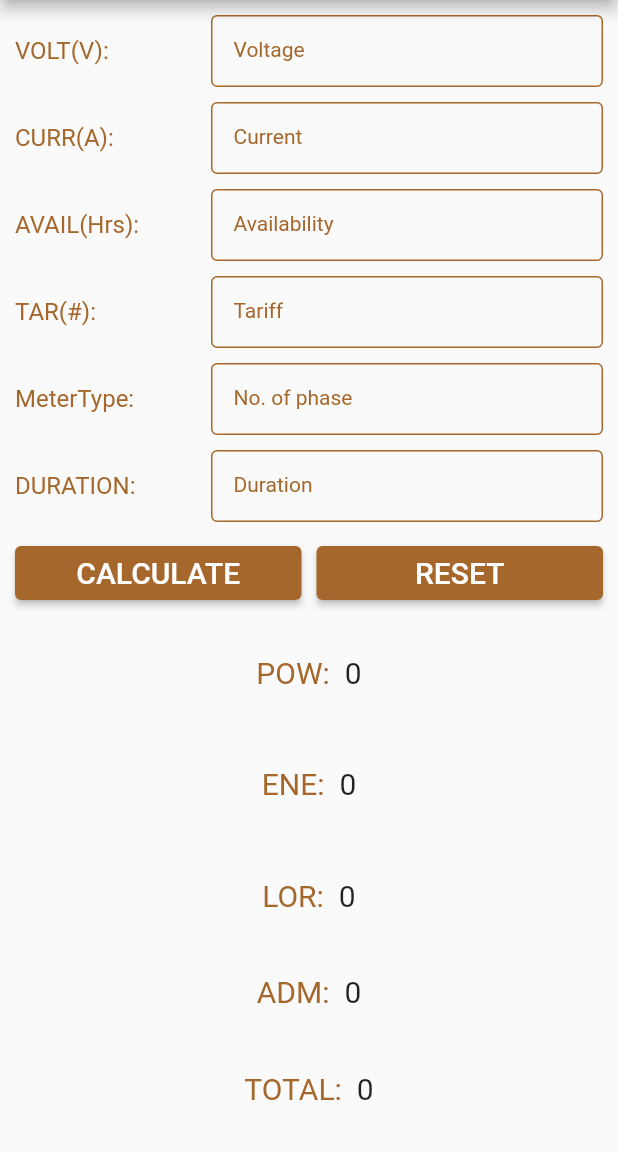
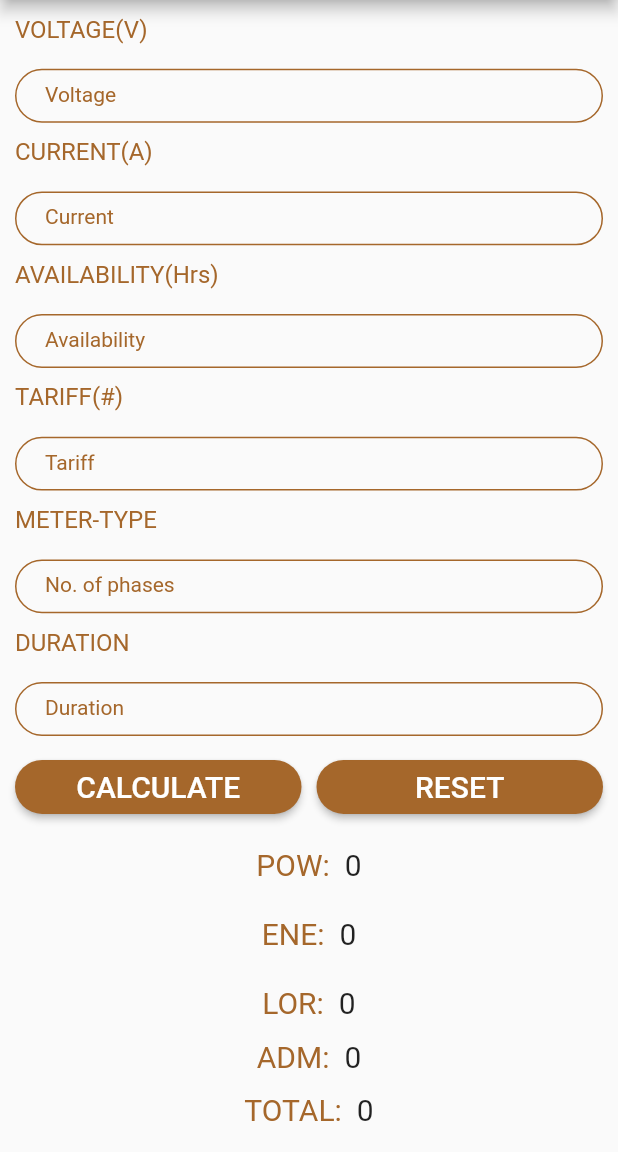
Before and after one commit to ZeggyRaph/ENERGY-LOSS-CALCULATOR, a Flutter app: the screen it shows after launch, on a phone screen of 412 x 824 dp, the part 84-1236 px from its top. Run offline on Flutter 3.47's test engine with Material 2 defaults, Android fonts, the phone set to English and light mode, and no system bars.

Commit message:
changed the textfieds and buttons styling

```diff
--- a/lib/portrait.dart
+++ b/lib/portrait.dart
@@ -45,21 +45,19 @@ class _PortraitViewState extends State<PortraitView> {
       child:
           //EVERYTHING IS ARRANGED IN A COLUMN
           Column(
-        mainAxisAlignment: MainAxisAlignment.spaceEvenly,
-        crossAxisAlignment: CrossAxisAlignment.center,
+            mainAxisAlignment: MainAxisAlignment.spaceAround,
+            crossAxisAlignment: CrossAxisAlignment.stretch,
+            mainAxisSize: MainAxisSize.min,
             children: [
-          Row(
-            mainAxisAlignment: MainAxisAlignment.center,
-            children: [
-              const Expanded(
+              Expanded(
                 flex: 1,
                 child: Text(
-                  'VOLT(V):',
+                  'VOLTAGE(V)',
                   style: textStyle,
                 ),
               ),
               Expanded(
-                flex: 2,
+                flex: 1,
                 child:
                 //TEXTFIED PROPS. & STYLING
                 ReusableTextField(
@@ -68,22 +66,18 @@ class _PortraitViewState extends State<PortraitView> {
                   hintTex: 'Enter 240 for voltage value',
                 ),
               ),
-            ],
-          ),
               const SizedBox(
                 height: 10.0,
               ),
-          Row(
-            children: [
               const Expanded(
                 flex: 1,
                 child: Text(
-                  'CURR(A):',
+                  'CURRENT(A)',
                   style: textStyle,
                 ),
               ),
               Expanded(
-                flex: 2,
+                flex: 1,
                 child:
                 //ANOTHER TEXTFIELD
                 ReusableTextField(
@@ -92,22 +86,18 @@ class _PortraitViewState extends State<PortraitView> {
                   hintTex: 'Enter current value',
                 ),
               ),
-            ],
-          ),
               const SizedBox(
                 height: 10.0,
               ),
-          Row(
-            children: [
               const Expanded(
                 flex: 1,
                 child: Text(
-                  'AVAIL(Hrs):',
+                  'AVAILABILITY(Hrs)',
                   style: textStyle,
                 ),
               ),
               Expanded(
-                flex: 2,
+                flex: 1,
                 child:
                 //ANOTHER TEXTFIELD
                 ReusableTextField(
@@ -116,22 +106,18 @@ class _PortraitViewState extends State<PortraitView> {
                   labText: 'Availability',
                 ),
               ),
-            ],
-          ),
               const SizedBox(
                 height: 10.0,
               ),
-          Row(
-            children: [
               const Expanded(
                 flex: 1,
                 child: Text(
-                  'TAR(#):',
+                  'TARIFF(#)',
                   style: textStyle,
                 ),
               ),
               Expanded(
-                flex: 2,
+                flex: 1,
                 child:
                 //ANOTHER TEXTFIELD
                 ReusableTextField(
@@ -140,46 +126,38 @@ class _PortraitViewState extends State<PortraitView> {
                   hintTex: 'Enter tariff',
                 ),
               ),
-            ],
+              const SizedBox(
+                height: 10.0,
+              ),
+              const Expanded(
+                flex: 1,
+                child: Text(
+                  'METER-TYPE',
+                  style: textStyle,
+                ),
+              ),
+              Expanded(
+                flex: 1,
+                child:
+                //ANOTHER TEXTFIELD
+                ReusableTextField(
+                  kontroller: meterType,
+                  labText: 'No. of phases',
+                  hintTex: 'Enter 1 or 3',
+                ),
               ),
               const SizedBox(
                 height: 10.0,
               ),
-          Row(
-            children: [
               const Expanded(
                 flex: 1,
                 child: Text(
-                  'MeterType:',
+                  'DURATION',
                   style: textStyle,
                 ),
               ),
               Expanded(
-                flex: 2,
-                child:
-                    //ANOTHER TEXTFIELD
-                    ReusableTextField(
-                  kontroller: meterType,
-                  labText: 'No. of phase',
-                  hintTex: 'Enter 1 or 3',
-                ),
-              ),
-            ],
-          ),
-          const SizedBox(
-            height: 10.0,
-          ),
-          Row(
-            children: [
-              const Expanded(
                 flex: 1,
-                child: Text(
-                  'DURATION:',
-                  style: textStyle,
-                ),
-              ),
-              Expanded(
-                flex: 2,
                 child:
                 //ANOTHER TEXTFIELD
                 ReusableTextField(
@@ -187,8 +165,6 @@ class _PortraitViewState extends State<PortraitView> {
                   labText: 'Duration',
                   hintTex: 'Enter no. of months',
                 ),
-              ),
-            ],
               ),
               const SizedBox(
                 height: 10.0,
@@ -200,8 +176,10 @@ class _PortraitViewState extends State<PortraitView> {
                     //ELEVATEDBUTTON FOR  ADDITION
                     child: ElevatedButton(
                       style: ElevatedButton.styleFrom(
+                        shape: RoundedRectangleBorder(borderRadius: BorderRadius.circular(30.0)),
                         primary: const Color(0xFFA5672B),
                       ),
+
                       child: const Text(
                         'CALCULATE',
                         style: TextStyle(fontSize: 20.0),
@@ -285,6 +263,7 @@ class _PortraitViewState extends State<PortraitView> {
                         ),
                       ),
                       style: ElevatedButton.styleFrom(
+                        shape: RoundedRectangleBorder(borderRadius: BorderRadius.circular(30.0)),
                         primary: const Color(0xFFA5672B),
                       ),
                       onPressed: () {
@@ -423,6 +402,7 @@ class _PortraitViewState extends State<PortraitView> {
               ),
             ],
           ),
+
     );
   }
 }
@@ -452,17 +432,20 @@ class ReusableTextField extends StatelessWidget {
       maxLines: 5,
       obscureText: false,
       decoration: InputDecoration(
-          contentPadding: const EdgeInsets.all(15.0),
-          border: const OutlineInputBorder(),
+          contentPadding: const EdgeInsets.symmetric(vertical: 10.0, horizontal: 20.0),
+          border: const OutlineInputBorder(
+            borderRadius: BorderRadius.all(Radius.circular(32.0)),
+          ),
           focusedBorder: const OutlineInputBorder(
             borderSide: BorderSide(
-              color: Color(0xFFA5672B),
+              color: Color(0xFFA5672B,),
             ),
           ),
           enabledBorder: const OutlineInputBorder(
             borderSide: BorderSide(
-              color: Color(0xFFA5672B),
+              color: Color(0xFFA5672B), width: 1.0
             ),
+            borderRadius: BorderRadius.all(Radius.circular(32.0)),
           ),
           labelStyle: const TextStyle(
             color: Color(0xFFA5672B),
```
Also changed, not shown: lib/main.dart (+7 -6 lines). Lines whose indentation alone changed are shown as unchanged.
